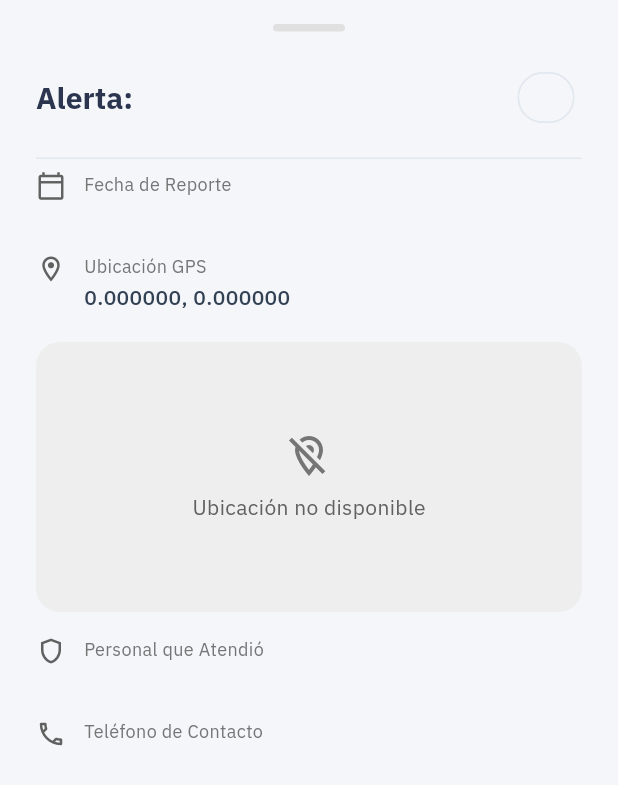
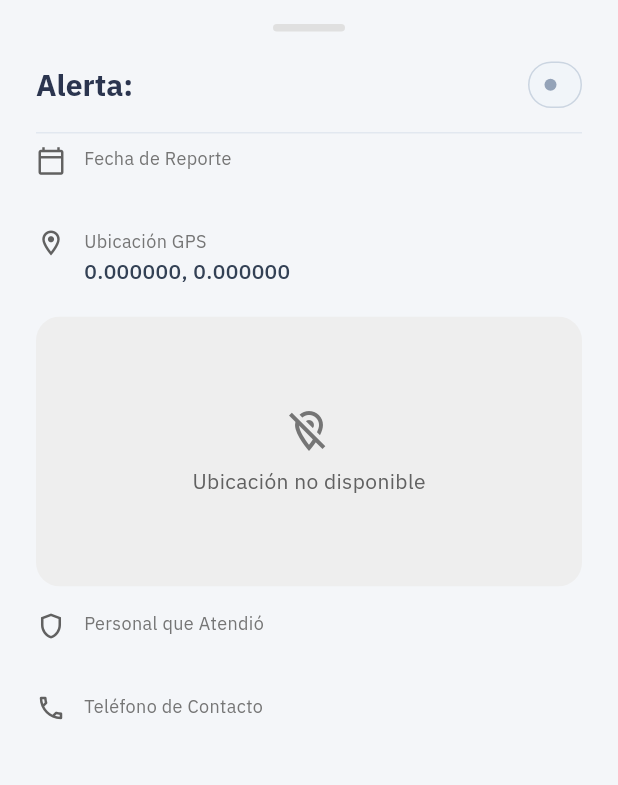
Before and after one commit to roby-dev/saeta_ciudadano_v2, a Flutter app: the AlertDetailSheet widget shown alone on an empty page, opened directly with empty values, on a phone screen of 412 x 824 dp. Shown: the top 785 px of the screen. Run offline on Flutter 3.47's test engine with Material 3 defaults, Android fonts, the phone set to English and light mode, and no system bars; our stand-ins replace dartz, dio, equatable, flutter_bloc, flutter_native_contact_picker, flutter_secure_storage and 6 more; missing offline and left inert: a package; accounts and stored records are empty; network calls fail.

Commit message:
feat(ui): add AlertStatePill/SectionCard and restyle bottom navigation
Add AlertStatePill (state -> AppColors palette, same case-insensitive
substring convention as CitizenAlertEntity's isX getters and
alertMarkerHue; unmatched state falls back to a neutral slate style)
and SectionCard (white, 12-radius, bordered card with an optional
title row + trailing action).

Replace the ad-hoc state chips in alert_card.dart and
alert_detail_sheet.dart with AlertStatePill (mechanical swap; the full
alerts screen restyle is a later task).

Restyle main_page.dart's bottom navigation into a new
AppBottomNavigationBar widget: white background, E2E8F0 top border,
and a 3px primary top indicator + semibold label on the active item,
keeping MainNavigationProvider's existing index/behavior wiring.

```diff
--- a/lib/features/alerts/presentation/widgets/alert_detail_sheet.dart
+++ b/lib/features/alerts/presentation/widgets/alert_detail_sheet.dart
@@ -3,6 +3,7 @@ import 'package:provider/provider.dart';
 import '../../domain/entities/citizen_alert_entity.dart';
 import '../providers/alerts_provider.dart';
 import 'alert_map_card.dart';
+import 'alert_state_pill.dart';
 
 class AlertDetailSheet extends StatefulWidget {
   const AlertDetailSheet({
@@ -128,12 +129,7 @@ class _AlertDetailSheetState extends State<AlertDetailSheet> {
                       ),
                     ),
                   ),
-                  Chip(
-                    label: Text(
-                      alert.stateName,
-                      style: const TextStyle(fontWeight: FontWeight.bold),
-                    ),
-                  ),
+                  AlertStatePill(stateName: alert.stateName),
                 ],
               ),
               const SizedBox(height: 16),
--- /dev/null
+++ b/lib/features/alerts/presentation/widgets/alert_state_pill.dart
@@ -0,0 +1,63 @@
+import 'package:flutter/material.dart';
+import '../../../../core/theme/app_colors.dart';
+
+/// Small pill (colored dot + label) showing a raw Spanish alert
+/// `stateName`.
+///
+/// Maps `stateName` to one of the 4 [AppColors] state palettes using the
+/// same case-insensitive substring convention as
+/// `CitizenAlertEntity.isResolved`/`isInProcess`/`isPending`/`isCancelled`
+/// and `alertMarkerHue`; an unmatched state falls back to
+/// [AppColors.neutral].
+class AlertStatePill extends StatelessWidget {
+  const AlertStatePill({super.key, required this.stateName});
+
+  final String stateName;
+
+  /// Exposed for reuse (e.g. tinting an icon/marker to match the pill)
+  /// and direct unit testing of the state->palette mapping.
+  static AlertStatePalette paletteFor(String stateName) {
+    final normalized = stateName.toLowerCase();
+    if (normalized.contains('resuelta')) return AppColors.resuelta;
+    if (normalized.contains('proceso')) return AppColors.enProceso;
+    if (normalized.contains('pendiente')) return AppColors.pendiente;
+    if (normalized.contains('cancel')) return AppColors.cancelada;
+    return AppColors.neutral;
+  }
+
+  @override
+  Widget build(BuildContext context) {
+    final palette = paletteFor(stateName);
+    return Container(
+      padding: const EdgeInsets.symmetric(horizontal: 10, vertical: 6),
+      decoration: BoxDecoration(
+        color: palette.background,
+        borderRadius: BorderRadius.circular(20),
+        border: Border.all(color: palette.border),
+      ),
+      child: Row(
+        mainAxisSize: MainAxisSize.min,
+        children: [
+          Container(
+            key: const ValueKey('alert-state-pill-dot'),
+            width: 8,
+            height: 8,
+            decoration: BoxDecoration(
+              color: palette.dot,
+              shape: BoxShape.circle,
+            ),
+          ),
+          const SizedBox(width: 6),
+          Text(
+            stateName,
+            style: TextStyle(
+              color: palette.text,
+              fontWeight: FontWeight.w600,
+              fontSize: 12,
+            ),
+          ),
+        ],
+      ),
+    );
+  }
+}
```
Also changed, not shown: lib/core/widgets/section_card.dart (added, +61 -0 lines), lib/features/alerts/presentation/widgets/alert_card.dart (+2 -16 lines), lib/features/main/presentation/pages/main_page.dart (+116 -15 lines), 4 other files.
